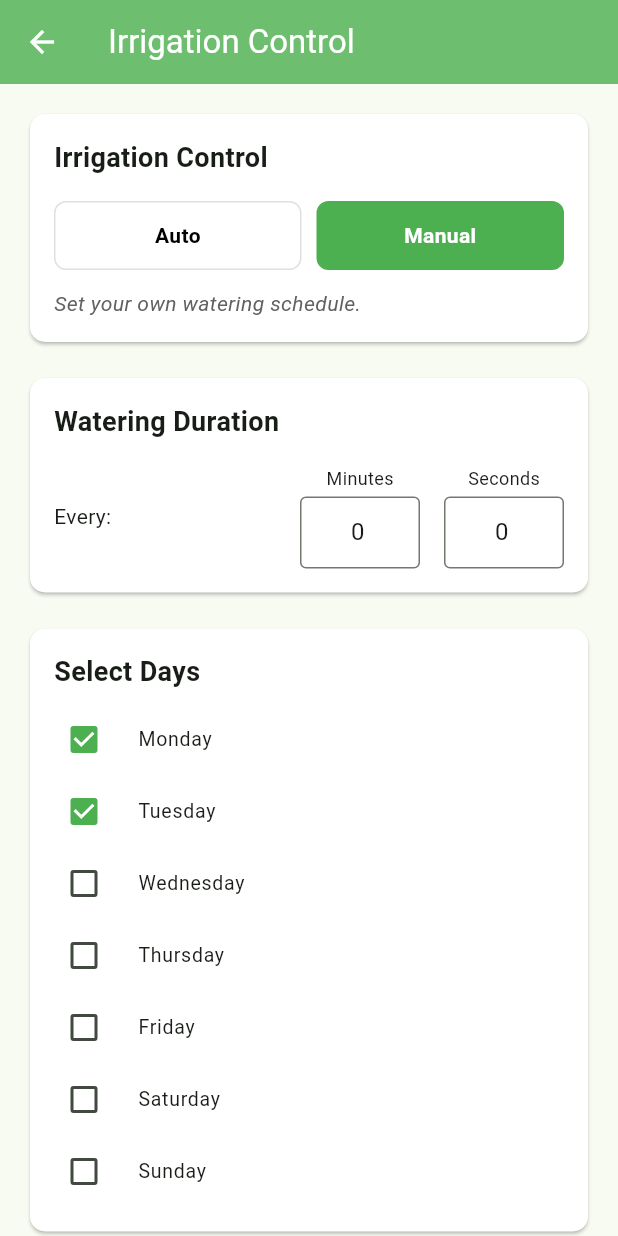
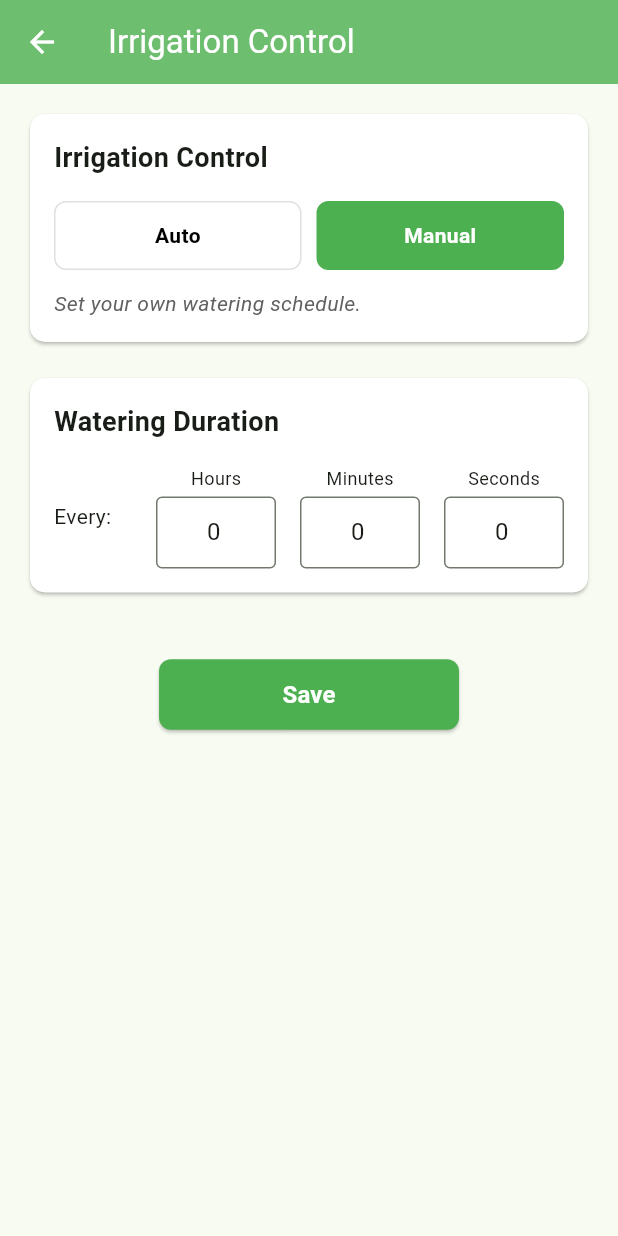
Before and after one commit to 1ogix/AI-Enhanced-Plant-Health-Monitoring-System-with-Mobile-App, a Flutter app: the IrrigationControlScreen screen opened directly, after a tap on "Manual", on a phone screen of 412 x 824 dp. Run offline on Flutter 3.47's test engine with Material 3 defaults, Android fonts, the phone set to English and light mode, and no system bars; our stand-ins replace firebase_auth, firebase_core, firebase_database, permission_handler; accounts and stored records are empty; network calls fail.

Commit message:
removed selected days in irrigation control and added hours in watering duration input

```diff
--- a/lib/screens/irrigation_control_screen.dart
+++ b/lib/screens/irrigation_control_screen.dart
@@ -17,18 +17,10 @@ class _IrrigationControlScreenState extends State<IrrigationControlScreen> {
   bool _isAutoMode = true; // Default to auto mode
 
   // Time settings for manual mode
+  int _hours = 0; // Added hours
   int _minutes = 0;
   int _seconds = 0;
-  List<String> _selectedDays = ['Monday', 'Tuesday']; // Default selected days
-  final Map<String, bool> _weekdays = {
-    'Monday': true,
-    'Tuesday': true,
-    'Wednesday': false,
-    'Thursday': false,
-    'Friday': false,
-    'Saturday': false,
-    'Sunday': false,
-  };
+  // Removed the selected days variables and map
 
   bool _isSaving = false;
   String _statusMessage = '';
@@ -45,17 +37,10 @@ class _IrrigationControlScreenState extends State<IrrigationControlScreen> {
       if (settings != null) {
         setState(() {
           _isAutoMode = settings['isAutoMode'] ?? true;
+          _hours = settings['hours'] ?? 0;
           _minutes = settings['minutes'] ?? 0;
           _seconds = settings['seconds'] ?? 0;
-
-          // Load selected days
-          final List<dynamic> days = settings['selectedDays'] ?? ['Monday'];
-          _selectedDays = days.map((day) => day.toString()).toList();
-
-          // Update weekdays map
-          _weekdays.forEach((day, _) {
-            _weekdays[day] = _selectedDays.contains(day);
-          });
+          // Removed loading selected days
         });
       }
     } catch (e) {
@@ -72,17 +57,13 @@ class _IrrigationControlScreenState extends State<IrrigationControlScreen> {
     });
 
     try {
-      // Update selected days from weekdays map
-      _selectedDays = _weekdays.entries
-          .where((entry) => entry.value)
-          .map((entry) => entry.key)
-          .toList();
-
+      // Removed updating selected days from weekdays map
       final settings = {
         'isAutoMode': _isAutoMode,
+        'hours': _hours,
         'minutes': _minutes,
         'seconds': _seconds,
-        'selectedDays': _selectedDays,
+        // Removed selectedDays
       };
 
       await _dbService.saveIrrigationSettings(settings);
@@ -200,6 +181,36 @@ class _IrrigationControlScreenState extends State<IrrigationControlScreen> {
                             const Text('Every:',
                                 style: TextStyle(fontSize: 14)),
                             const Spacer(),
+                            // Hours input
+                            Column(
+                              crossAxisAlignment: CrossAxisAlignment.center,
+                              children: [
+                                const Text('Hours',
+                                    style: TextStyle(fontSize: 12)),
+                                const SizedBox(height: 4),
+                                SizedBox(
+                                  width: 80,
+                                  height: 48,
+                                  child: TextField(
+                                    keyboardType: TextInputType.number,
+                                    decoration: const InputDecoration(
+                                      border: OutlineInputBorder(),
+                                      contentPadding: EdgeInsets.symmetric(
+                                          vertical: 8, horizontal: 12),
+                                    ),
+                                    textAlign: TextAlign.center,
+                                    controller: TextEditingController(
+                                        text: _hours.toString()),
+                                    onChanged: (value) {
+                                      setState(() {
+                                        _hours = int.tryParse(value) ?? 0;
+                                      });
+                                    },
+                                  ),
+                                ),
+                              ],
+                            ),
+                            const SizedBox(width: 16),
                             // Minutes input
                             Column(
                               crossAxisAlignment: CrossAxisAlignment.center,
@@ -268,50 +279,7 @@ class _IrrigationControlScreenState extends State<IrrigationControlScreen> {
 
                 const SizedBox(height: 16),
 
-                // Day selection
-                Card(
-                  elevation: 1,
-                  color: Colors.white,
-                  shape: RoundedRectangleBorder(
-                    borderRadius: BorderRadius.circular(10),
-                  ),
-                  child: Padding(
-                    padding: const EdgeInsets.all(16.0),
-                    child: Column(
-                      crossAxisAlignment: CrossAxisAlignment.start,
-                      children: [
-                        const Text(
-                          'Select Days',
-                          style: TextStyle(
-                            fontSize: 18,
-                            fontWeight: FontWeight.bold,
-                          ),
-                        ),
-                        const SizedBox(height: 8),
-
-                        // Weekday selection checkboxes
-                        ..._weekdays.entries.map((entry) {
-                          return CheckboxListTile(
-                            title: Text(entry.key),
-                            value: entry.value,
-                            onChanged: (bool? value) {
-                              setState(() {
-                                if (value != null) {
-                                  _weekdays[entry.key] = value;
-                                }
-                              });
-                            },
-                            controlAffinity: ListTileControlAffinity.leading,
-                            dense: true,
-                            contentPadding: EdgeInsets.zero,
-                            activeColor: Colors.green,
-                            checkColor: Colors.white,
-                          );
-                        }),
-                      ],
-                    ),
-                  ),
-                ),
+                // "Select Days" Card section removed
               ],
 
               const SizedBox(height: 24),
```
